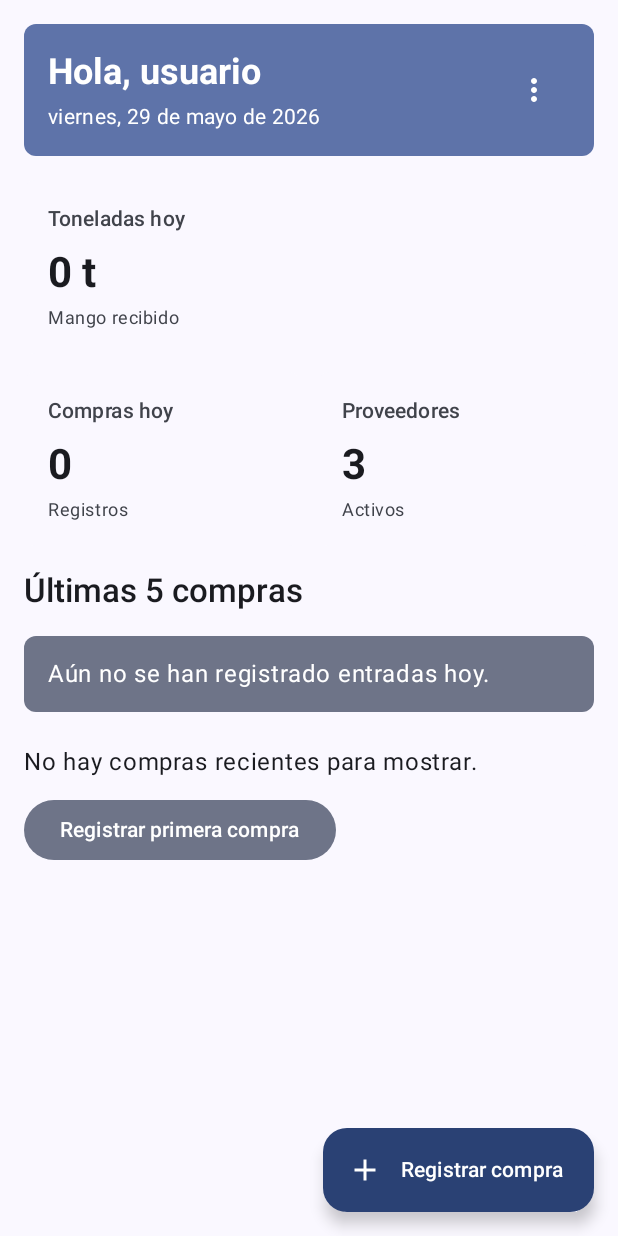
After one commit to MaxKeenti/ad-rubi-max, an Android app built with Jetpack Compose: the composable DashboardScreen shown on its own in the app's theme, on a phone screen of 412 x 824 dp. The commit adds this screen. Run offline under Robolectric (Android 15) with nearby library versions, the light colour scheme and no system bars; our stand-ins replace Dagger/Hilt's generated code.

Commit message:
Implement dashboard screen

```diff
--- /dev/null
+++ b/Programa1/app/src/main/java/com/example/mangos/ui/dashboard/DashboardScreen.kt
@@ -0,0 +1,393 @@
+package com.example.mangos.ui.dashboard
+
+import androidx.compose.foundation.background
+import androidx.compose.foundation.layout.Arrangement
+import androidx.compose.foundation.layout.Box
+import androidx.compose.foundation.layout.Column
+import androidx.compose.foundation.layout.PaddingValues
+import androidx.compose.foundation.layout.Row
+import androidx.compose.foundation.layout.Spacer
+import androidx.compose.foundation.layout.fillMaxSize
+import androidx.compose.foundation.layout.fillMaxWidth
+import androidx.compose.foundation.layout.height
+import androidx.compose.foundation.layout.padding
+import androidx.compose.foundation.layout.size
+import androidx.compose.foundation.layout.width
+import androidx.compose.foundation.lazy.LazyColumn
+import androidx.compose.foundation.lazy.items
+import androidx.compose.foundation.shape.CircleShape
+import androidx.compose.foundation.shape.RoundedCornerShape
+import androidx.compose.material.icons.Icons
+import androidx.compose.material.icons.filled.Add
+import androidx.compose.material.icons.filled.MoreVert
+import androidx.compose.material.icons.filled.Sync
+import androidx.compose.material3.Card
+import androidx.compose.material3.CardDefaults
+import androidx.compose.material3.DropdownMenu
+import androidx.compose.material3.DropdownMenuItem
+import androidx.compose.material3.ExtendedFloatingActionButton
+import androidx.compose.material3.FilledTonalButton
+import androidx.compose.material3.Icon
+import androidx.compose.material3.IconButton
+import androidx.compose.material3.MaterialTheme
+import androidx.compose.material3.Scaffold
+import androidx.compose.material3.Surface
+import androidx.compose.material3.Text
+import androidx.compose.runtime.Composable
+import androidx.compose.runtime.collectAsState
+import androidx.compose.runtime.getValue
+import androidx.compose.runtime.mutableStateOf
+import androidx.compose.runtime.remember
+import androidx.compose.runtime.setValue
+import androidx.compose.ui.Alignment
+import androidx.compose.ui.Modifier
+import androidx.compose.ui.draw.clip
+import androidx.compose.ui.text.font.FontWeight
+import androidx.compose.ui.text.style.TextOverflow
+import androidx.compose.ui.unit.dp
+import androidx.hilt.navigation.compose.hiltViewModel
+import com.google.firebase.Timestamp
+import java.time.Instant
+import java.time.LocalDate
+import java.time.ZoneId
+import java.time.format.DateTimeFormatter
+import java.time.format.FormatStyle
+import java.util.Locale
+
+@Composable
+fun DashboardScreen(
+    onAddPurchaseClick: () -> Unit,
+    viewModel: DashboardViewModel = hiltViewModel(),
+) {
+    val uiState by viewModel.uiState.collectAsState()
+
+    DashboardContent(
+        uiState = uiState,
+        onAddPurchaseClick = onAddPurchaseClick,
+        onSignOutClick = viewModel::signOut,
+    )
+}
+
+@Composable
+private fun DashboardContent(
+    uiState: DashboardUiState,
+    onAddPurchaseClick: () -> Unit,
+    onSignOutClick: () -> Unit,
+) {
+    Scaffold(
+        floatingActionButton = {
+            ExtendedFloatingActionButton(
+                onClick = onAddPurchaseClick,
+                icon = {
+                    Icon(
+                        imageVector = Icons.Filled.Add,
+                        contentDescription = null,
+                    )
+                },
+                text = { Text("Registrar compra") },
+                containerColor = MaterialTheme.colorScheme.primary,
+                contentColor = MaterialTheme.colorScheme.onPrimary,
+            )
+        },
+    ) { innerPadding ->
+        LazyColumn(
+            modifier = Modifier
+                .fillMaxSize()
+                .background(MaterialTheme.colorScheme.background)
+                .padding(innerPadding),
+            contentPadding = PaddingValues(
+                start = 16.dp,
+                top = 16.dp,
+                end = 16.dp,
+                bottom = 96.dp,
+            ),
+            verticalArrangement = Arrangement.spacedBy(16.dp),
+        ) {
+            item {
+                DashboardTopBar(
+                    displayName = uiState.user?.displayName.orEmpty(),
+                    onSignOutClick = onSignOutClick,
+                )
+            }
+            item {
+                SummaryCards(uiState = uiState)
+            }
+            item {
+                Text(
+                    text = "Últimas 5 compras",
+                    style = MaterialTheme.typography.titleLarge,
+                    fontWeight = FontWeight.SemiBold,
+                    color = MaterialTheme.colorScheme.onBackground,
+                )
+            }
+            if (uiState.todaySummary.purchaseCount == 0) {
+                item {
+                    EmptyTodayMessage()
+                }
+            }
+            if (uiState.recentPurchases.isEmpty()) {
+                item {
+                    EmptyRecentMessage(onAddPurchaseClick = onAddPurchaseClick)
+                }
+            } else {
+                items(
+                    items = uiState.recentPurchases,
+                    key = { it.purchase.id },
+                ) { purchaseUi ->
+                    RecentPurchaseRow(purchaseUi = purchaseUi)
+                }
+            }
+        }
+    }
+}
+
+@Composable
+private fun DashboardTopBar(
+    displayName: String,
+    onSignOutClick: () -> Unit,
+) {
+    var menuExpanded by remember { mutableStateOf(false) }
+
+    Surface(
+        modifier = Modifier.fillMaxWidth(),
+        color = MaterialTheme.colorScheme.primaryContainer,
+        contentColor = MaterialTheme.colorScheme.onPrimaryContainer,
+        shape = RoundedCornerShape(8.dp),
+    ) {
+        Row(
+            modifier = Modifier.padding(16.dp),
+            verticalAlignment = Alignment.CenterVertically,
+        ) {
+            Column(modifier = Modifier.weight(1f)) {
+                Text(
+                    text = "Hola, ${displayName.ifBlank { "usuario" }}",
+                    style = MaterialTheme.typography.headlineSmall,
+                    fontWeight = FontWeight.Bold,
+                    maxLines = 1,
+                    overflow = TextOverflow.Ellipsis,
+                )
+                Spacer(modifier = Modifier.height(4.dp))
+                Text(
+                    text = LocalDate.now(MX_ZONE).format(FULL_DATE_FORMATTER),
+                    style = MaterialTheme.typography.bodyMedium,
+                )
+            }
+            Box {
+                IconButton(onClick = { menuExpanded = true }) {
+                    Icon(
+                        imageVector = Icons.Filled.MoreVert,
+                        contentDescription = "Más opciones",
+                    )
+                }
+                DropdownMenu(
+                    expanded = menuExpanded,
+                    onDismissRequest = { menuExpanded = false },
+                ) {
+                    DropdownMenuItem(
+                        text = { Text("Cerrar sesión") },
+                        onClick = {
+                            menuExpanded = false
+                            onSignOutClick()
+                        },
+                    )
+                }
+            }
+        }
+    }
+}
+
+@Composable
+private fun SummaryCards(uiState: DashboardUiState) {
+    Column(verticalArrangement = Arrangement.spacedBy(12.dp)) {
+        SummaryCard(
+            title = "Toneladas hoy",
+            value = formatTons(uiState.todaySummary.totalTons),
+            supporting = "Mango recibido",
+        )
+        Row(horizontalArrangement = Arrangement.spacedBy(12.dp)) {
+            SummaryCard(
+                modifier = Modifier.weight(1f),
+                title = "Compras hoy",
+                value = uiState.todaySummary.purchaseCount.toString(),
+                supporting = "Registros",
+            )
+            SummaryCard(
+                modifier = Modifier.weight(1f),
+                title = "Proveedores",
+                value = uiState.activeSupplierCount.toString(),
+                supporting = "Activos",
+            )
+        }
+    }
+}
+
+@Composable
+private fun SummaryCard(
+    title: String,
+    value: String,
+    supporting: String,
+    modifier: Modifier = Modifier,
+) {
+    Card(
+        modifier = modifier.fillMaxWidth(),
+        shape = RoundedCornerShape(8.dp),
+        colors = CardDefaults.cardColors(
+            containerColor = MaterialTheme.colorScheme.surface,
+        ),
+    ) {
+        Column(modifier = Modifier.padding(16.dp)) {
+            Text(
+                text = title,
+                style = MaterialTheme.typography.labelLarge,
+                color = MaterialTheme.colorScheme.onSurfaceVariant,
+            )
+            Spacer(modifier = Modifier.height(8.dp))
+            Text(
+                text = value,
+                style = MaterialTheme.typography.headlineMedium,
+                fontWeight = FontWeight.Bold,
+                color = MaterialTheme.colorScheme.onSurface,
+            )
+            Spacer(modifier = Modifier.height(4.dp))
+            Text(
+                text = supporting,
+                style = MaterialTheme.typography.bodySmall,
+                color = MaterialTheme.colorScheme.onSurfaceVariant,
+            )
+        }
+    }
+}
+
+@Composable
+private fun RecentPurchaseRow(purchaseUi: DashboardPurchaseUi) {
+    val purchase = purchaseUi.purchase
+
+    Card(
+        modifier = Modifier.fillMaxWidth(),
+        shape = RoundedCornerShape(8.dp),
+        colors = CardDefaults.cardColors(
+            containerColor = MaterialTheme.colorScheme.surface,
+        ),
+    ) {
+        Row(
+            modifier = Modifier.padding(16.dp),
+            verticalAlignment = Alignment.CenterVertically,
+        ) {
+            Box(
+                modifier = Modifier
+                    .size(42.dp)
+                    .clip(CircleShape)
+                    .background(MaterialTheme.colorScheme.secondaryContainer),
+                contentAlignment = Alignment.Center,
+            ) {
+                Text(
+                    text = purchase.supplierName.firstOrNull()
+                        ?.uppercase()
+                        ?: "?",
+                    color = MaterialTheme.colorScheme.onSecondaryContainer,
+                    fontWeight = FontWeight.Bold,
+                )
+            }
+            Spacer(modifier = Modifier.width(12.dp))
+            Column(modifier = Modifier.weight(1f)) {
+                Text(
+                    text = purchase.supplierName,
+                    style = MaterialTheme.typography.titleMedium,
+                    fontWeight = FontWeight.SemiBold,
+                    maxLines = 1,
+                    overflow = TextOverflow.Ellipsis,
+                )
+                Spacer(modifier = Modifier.height(2.dp))
+                Text(
+                    text = "${formatTons(purchase.quantityTons)} - ${formatTime(purchase.enteredAt)}",
+                    style = MaterialTheme.typography.bodyMedium,
+                    color = MaterialTheme.colorScheme.onSurfaceVariant,
+                )
+            }
+            if (purchaseUi.isPendingSync) {
+                PendingSyncBadge()
+            }
+        }
+    }
+}
+
+@Composable
+private fun PendingSyncBadge() {
+    Surface(
+        color = MaterialTheme.colorScheme.tertiaryContainer,
+        contentColor = MaterialTheme.colorScheme.onTertiaryContainer,
+        shape = RoundedCornerShape(8.dp),
+    ) {
+        Row(
+            modifier = Modifier.padding(horizontal = 8.dp, vertical = 6.dp),
+            verticalAlignment = Alignment.CenterVertically,
+        ) {
+            Icon(
+                imageVector = Icons.Filled.Sync,
+                contentDescription = null,
+                modifier = Modifier.size(16.dp),
+            )
+            Spacer(modifier = Modifier.width(4.dp))
+            Text(
+                text = "Pendiente",
+                style = MaterialTheme.typography.labelSmall,
+                fontWeight = FontWeight.SemiBold,
+            )
+        }
+    }
+}
+
+@Composable
+private fun EmptyTodayMessage() {
+    Surface(
+        modifier = Modifier.fillMaxWidth(),
+        shape = RoundedCornerShape(8.dp),
+        color = MaterialTheme.colorScheme.secondaryContainer,
+        contentColor = MaterialTheme.colorScheme.onSecondaryContainer,
+    ) {
+        Text(
+            text = "Aún no se han registrado entradas hoy.",
+            modifier = Modifier.padding(16.dp),
+            style = MaterialTheme.typography.bodyLarge,
+        )
+    }
+}
+
+@Composable
+private fun EmptyRecentMessage(onAddPurchaseClick: () -> Unit) {
+    Column(
+        modifier = Modifier
+            .fillMaxWidth()
+            .padding(vertical = 8.dp),
+        horizontalAlignment = Alignment.Start,
+    ) {
+        Text(
+            text = "No hay compras recientes para mostrar.",
+            style = MaterialTheme.typography.bodyLarge,
+            color = MaterialTheme.colorScheme.onBackground,
+        )
+        Spacer(modifier = Modifier.height(12.dp))
+        FilledTonalButton(onClick = onAddPurchaseClick) {
+            Text("Registrar primera compra")
+        }
+    }
+}
+
+private fun formatTons(value: Double): String =
+    if (value % 1.0 == 0.0) {
+        "${value.toInt()} t"
+    } else {
+        String.format(MX_LOCALE, "%.2f t", value)
+    }
+
+private fun formatTime(timestamp: Timestamp): String {
+    val instant = Instant.ofEpochSecond(timestamp.seconds, timestamp.nanoseconds.toLong())
+    return TIME_FORMATTER.format(instant.atZone(MX_ZONE))
+}
+
+private val MX_ZONE: ZoneId = ZoneId.of("America/Mexico_City")
+private val MX_LOCALE: Locale = Locale.forLanguageTag("es-MX")
+private val FULL_DATE_FORMATTER: DateTimeFormatter =
+    DateTimeFormatter.ofLocalizedDate(FormatStyle.FULL).withLocale(MX_LOCALE)
+private val TIME_FORMATTER: DateTimeFormatter =
+    DateTimeFormatter.ofPattern("HH:mm", MX_LOCALE)
--- /dev/null
+++ b/Programa1/app/src/main/java/com/example/mangos/ui/dashboard/DashboardViewModel.kt
@@ -0,0 +1,75 @@
+package com.example.mangos.ui.dashboard
+
+import androidx.lifecycle.ViewModel
+import androidx.lifecycle.viewModelScope
+import com.example.mangos.data.model.Purchase
+import com.example.mangos.data.model.User
+import com.example.mangos.data.repository.AuthRepository
+import com.example.mangos.data.repository.PurchaseRepository
+import com.example.mangos.data.repository.SupplierRepository
+import dagger.hilt.android.lifecycle.HiltViewModel
+import java.time.LocalDate
+import java.time.ZoneId
+import javax.inject.Inject
+import kotlinx.coroutines.flow.SharingStarted
+import kotlinx.coroutines.flow.StateFlow
+import kotlinx.coroutines.flow.combine
+import kotlinx.coroutines.flow.stateIn
+import kotlinx.coroutines.launch
+
+data class DashboardUiState(
+    val user: User? = null,
+    val todaySummary: PurchaseRepository.TodaySummary = PurchaseRepository.TodaySummary(
+        totalTons = 0.0,
+        totalSpendCentavos = 0L,
+        purchaseCount = 0,
+        purchasesWithoutPrice = 0,
+    ),
+    val activeSupplierCount: Int = 0,
+    val recentPurchases: List<DashboardPurchaseUi> = emptyList(),
+    val isSigningOut: Boolean = false,
+)
+
+data class DashboardPurchaseUi(
+    val purchase: Purchase,
+    val isPendingSync: Boolean = false,
+)
+
+@HiltViewModel
+class DashboardViewModel @Inject constructor(
+    private val authRepository: AuthRepository,
+    private val purchaseRepository: PurchaseRepository,
+    supplierRepository: SupplierRepository,
+) : ViewModel() {
+
+    private val todayDateKey: String = LocalDate.now(MX_ZONE).toString()
+
+    val uiState: StateFlow<DashboardUiState> = combine(
+        authRepository.currentUser,
+        purchaseRepository.observeRecent(limit = 5),
+        supplierRepository.observeActive(),
+    ) { user, recentPurchases, activeSuppliers ->
+        DashboardUiState(
+            user = user,
+            todaySummary = purchaseRepository.getTodaySummary(todayDateKey),
+            activeSupplierCount = activeSuppliers.size,
+            recentPurchases = recentPurchases.map { purchase ->
+                DashboardPurchaseUi(purchase = purchase)
+            },
+        )
+    }.stateIn(
+        scope = viewModelScope,
+        started = SharingStarted.WhileSubscribed(5_000),
+        initialValue = DashboardUiState(user = authRepository.currentUser.value),
+    )
+
+    fun signOut() {
+        viewModelScope.launch {
+            authRepository.signOut()
+        }
+    }
+
+    private companion object {
+        val MX_ZONE: ZoneId = ZoneId.of("America/Mexico_City")
+    }
+}
```
Also changed, not shown: Programa1/app/src/main/java/com/example/mangos/ui/navigation/MangosNavGraph.kt (+6 -1 lines).
